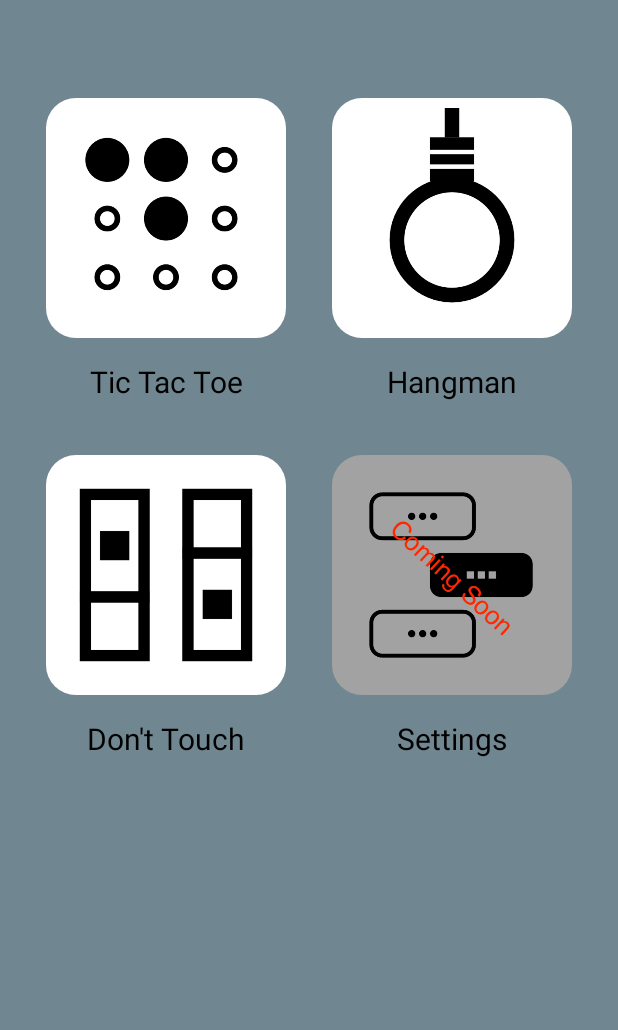
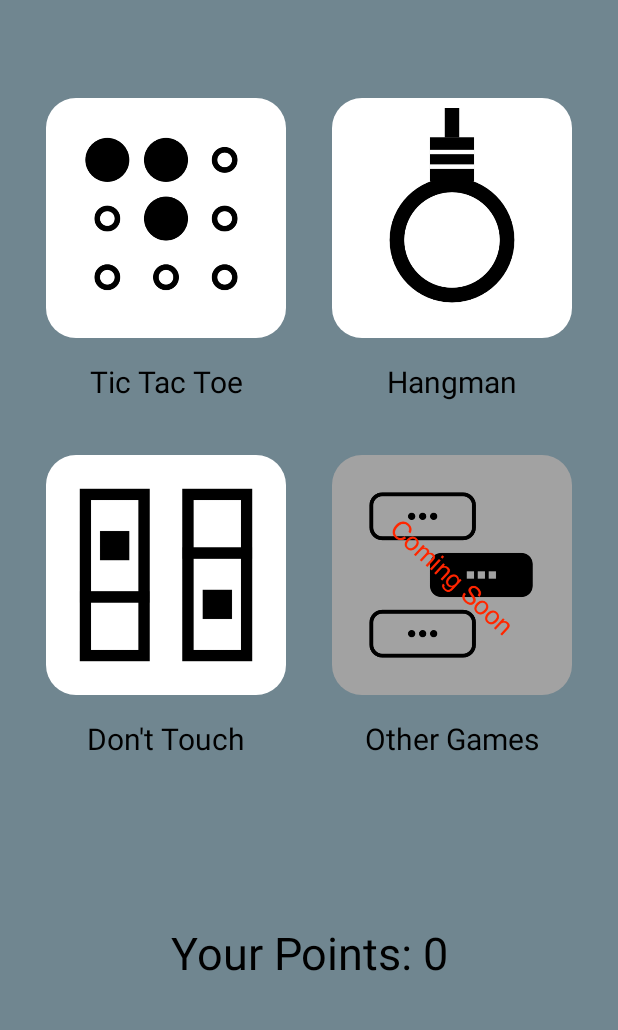
Before and after one commit to sw20-tug/MA-Afternoon-2, an Android app: the screen it shows after launch (MainActivity), on a phone screen of 412 x 824 dp, the part 90-1120 px from its top. Run offline under Robolectric (Android 15) with nearby library versions, the phone set to English and light mode, and no system bars.

Commit message:
GAMES_005 show overall points in main view [KM, RA]

```diff
--- a/Games/app/src/main/java/at/tugraz/ist/ma/games/MainActivity.java
+++ b/Games/app/src/main/java/at/tugraz/ist/ma/games/MainActivity.java
@@ -2,16 +2,22 @@ package at.tugraz.ist.ma.games;
 
 import androidx.appcompat.app.AppCompatActivity;
 
+import android.annotation.SuppressLint;
 import android.content.Intent;
 import android.os.Bundle;
 import android.widget.ImageButton;
+import android.widget.TextView;
 
 public class MainActivity extends AppCompatActivity {
 
+    @SuppressLint("StringFormatMatches")
     @Override
     protected void onCreate(Bundle savedInstanceState) {
         super.onCreate(savedInstanceState);
         setContentView(R.layout.activity_main);
+
+        //TextView tvMainPoints = findViewById(R.id.tvMainPoints);
+        //tvMainPoints.setText(getString(R.string.main_yourpoints, ScoreHandler.getInstance().getScore()));
 
         ImageButton btnMainTicTacToe = findViewById(R.id.btnMainTicTacToe);
         ImageButton btnMainWhiteTiles = findViewById(R.id.btnMainWhiteTiles);
@@ -23,6 +29,15 @@ public class MainActivity extends AppCompatActivity {
         btnMainSettings.setOnClickListener(v -> btnMainSettings_Click());
         btnMainWhiteTiles.setOnClickListener(v -> btnMainDontTouch_Click());
     }
+
+    @Override
+    public void onResume()
+    {
+        super.onResume();
+        TextView tvMainPoints = findViewById(R.id.tvMainPoints);
+        tvMainPoints.setText(getString(R.string.main_yourpoints, ScoreHandler.getInstance().getScore()));
+    }
+
 
     private void btnMainTicTacToe_Click() {
         Intent intentTTT = new Intent(getApplicationContext(), TicTacToeSettingsActivity.class);
--- a/Games/app/src/main/res/layout/activity_main.xml
+++ b/Games/app/src/main/res/layout/activity_main.xml
@@ -79,7 +79,7 @@
             <ImageButton
                 android:id="@+id/btnMainSettings"
                 style="@style/styleWelcomeScreenButtonsComingSoon"
-                android:contentDescription="@string/main_settings"
+                android:contentDescription="@string/main_othergames"
                 android:src="@drawable/icon_settings_comingsoon" />
 
         </TableRow>
@@ -94,14 +94,12 @@
             <TextView
                 android:id="@+id/tvMainSettings"
                 style="@style/styleWelcomeScreenText"
-                android:text="@string/main_settings" />
+                android:text="@string/main_othergames" />
         </TableRow>
 
     </TableLayout>
 
     <TextView
-        android:visibility="invisible"
-
         android:id="@+id/tvMainPoints"
         android:layout_width="wrap_content"
         android:layout_height="wrap_content"
--- a/Games/app/src/main/res/values/strings.xml
+++ b/Games/app/src/main/res/values/strings.xml
@@ -67,8 +67,8 @@
     <string name="main_tictactoe">Tic Tac Toe</string>
     <string name="main_hangman">Hangman</string>
     <string name="main_donttouch">Don\'t Touch</string>
-    <string name="main_settings">Settings</string>
-    <string name="main_yourpoints">Your Points: 0</string>
+    <string name="main_othergames">Other Games</string>
+    <string name="main_yourpoints">Your Points: %d</string>
 
 
     <!-- WhiteTiles Strings -->
```
Also changed, not shown: 1 other file.
